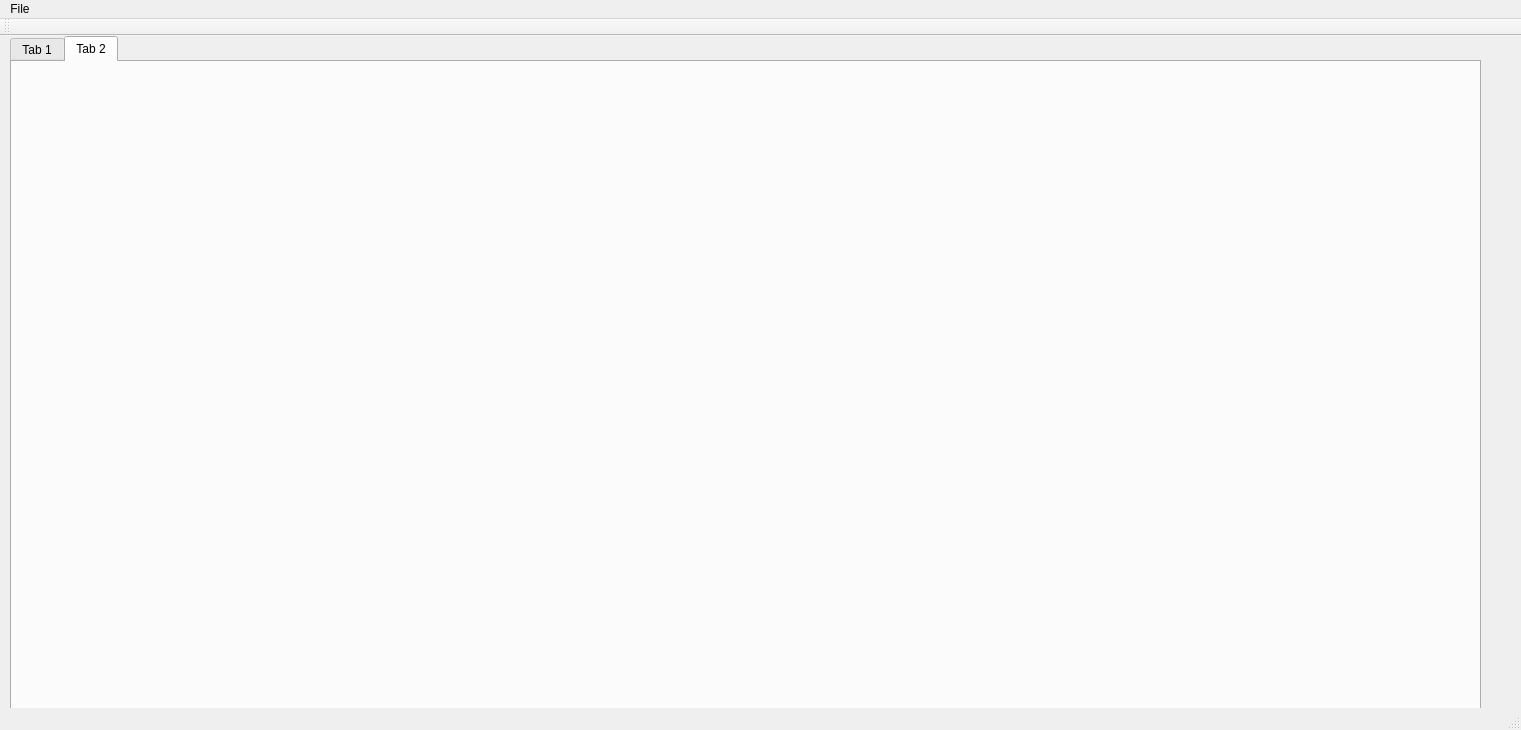
First picture: the form in src/python/mapcreator/RiskMapCreator/mainwindow.ui, repository mkhasseb/ceng498pyrisk, before the edit.
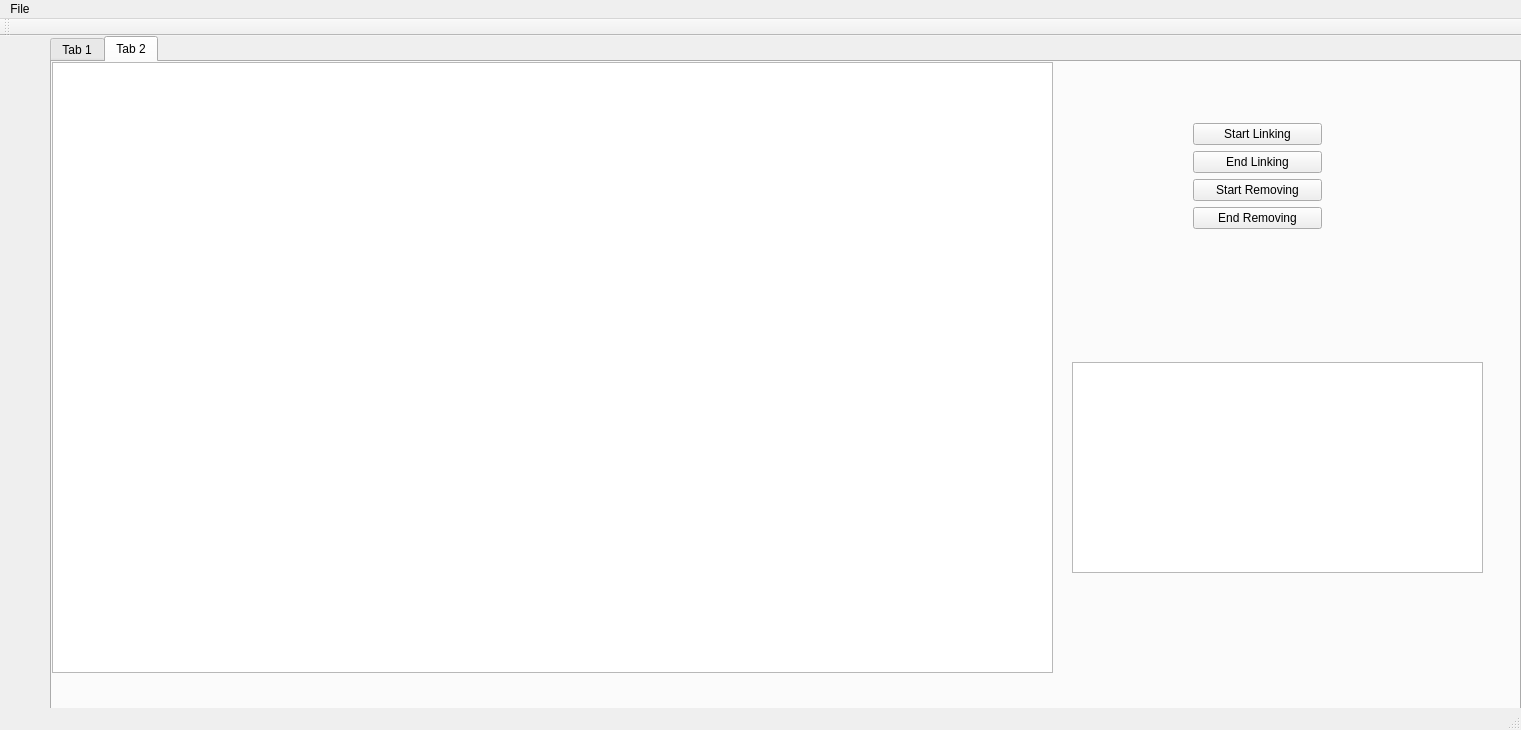
Second picture: the form after the edit.

Diff of the .ui file:
```diff
--- a/src/python/mapcreator/RiskMapCreator/mainwindow.ui
+++ b/src/python/mapcreator/RiskMapCreator/mainwindow.ui
@@ -23,7 +23,7 @@
    <widget class="QTabWidget" name="tabWidget">
     <property name="geometry">
      <rect>
-      <x>10</x>
+      <x>50</x>
       <y>0</y>
       <width>1471</width>
       <height>701</height>
@@ -230,6 +230,72 @@
      <attribute name="title">
       <string>Tab 2</string>
      </attribute>
+     <widget class="QGraphicsView" name="mapView_2">
+      <property name="geometry">
+       <rect>
+        <x>0</x>
+        <y>0</y>
+        <width>1001</width>
+        <height>611</height>
+       </rect>
+      </property>
+      <property name="cursor" stdset="0">
+       <cursorShape>CrossCursor</cursorShape>
+      </property>
+      <property name="mouseTracking">
+       <bool>true</bool>
+      </property>
+     </widget>
+     <widget class="QPlainTextEdit" name="logText_2">
+      <property name="geometry">
+       <rect>
+        <x>1020</x>
+        <y>300</y>
+        <width>411</width>
+        <height>211</height>
+       </rect>
+      </property>
+     </widget>
+     <widget class="QWidget" name="">
+      <property name="geometry">
+       <rect>
+        <x>1130</x>
+        <y>50</y>
+        <width>151</width>
+        <height>128</height>
+       </rect>
+      </property>
+      <layout class="QVBoxLayout" name="verticalLayout_2">
+       <item>
+        <widget class="QPushButton" name="startLinkButton">
+         <property name="text">
+          <string>Start Linking</string>
+         </property>
+        </widget>
+       </item>
+       <item>
+        <widget class="QPushButton" name="endLinkButton">
+         <property name="text">
+          <string>End Linking</string>
+         </property>
+        </widget>
+       </item>
+       <item>
+        <widget class="QPushButton" name="startRemoveButton">
+         <property name="text">
+          <string>Start Removing</string>
+         </property>
+        </widget>
+       </item>
+       <item>
+        <widget class="QPushButton" name="endRemoveButton">
+         <property name="text">
+          <string>End Removing</string>
+         </property>
+        </widget>
+       </item>
+      </layout>
+     </widget>
     </widget>
    </widget>
   </widget>
```
Left out of the diff: 119 changed lines with no effect on the pictures.
